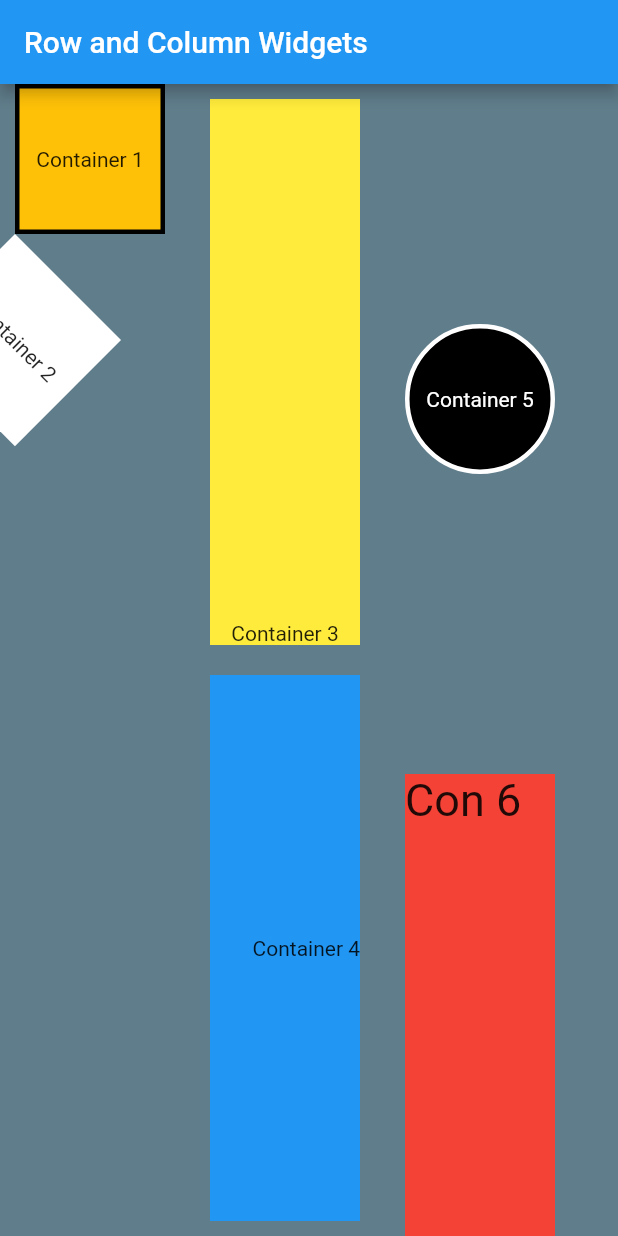
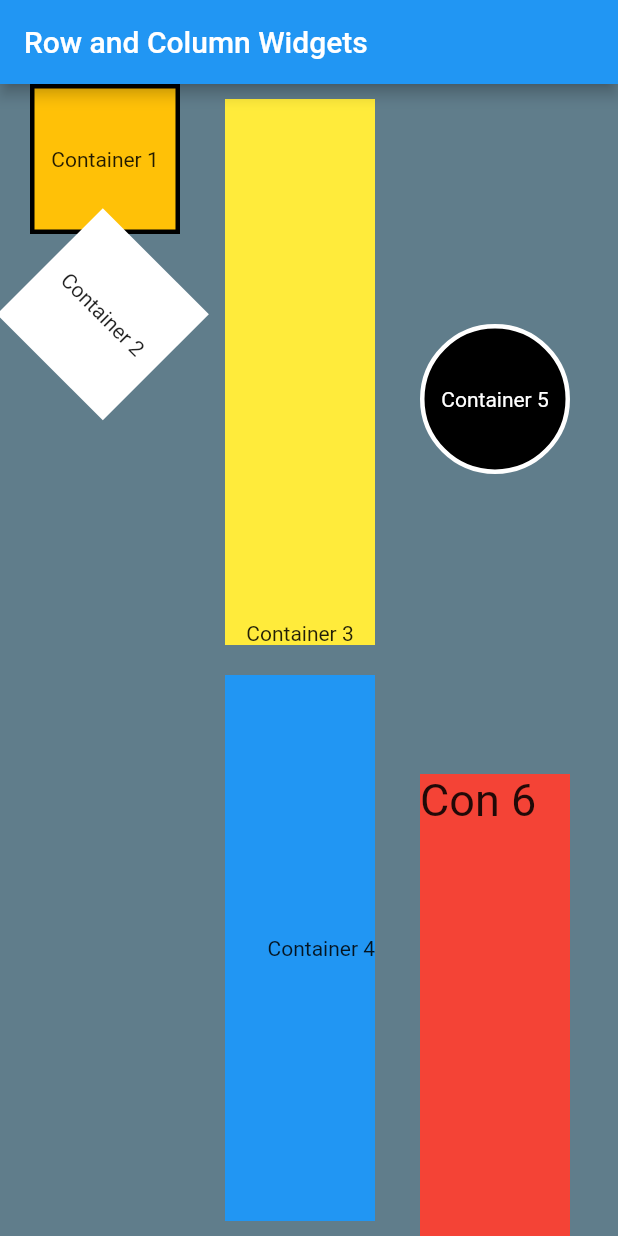
Before and after one commit to Himank-Kadian/Flutter-MobileApps, a Flutter app: the screen it shows after launch, on a phone screen of 412 x 824 dp. Run offline on Flutter 3.47's test engine with Material 2 defaults, Android fonts, the phone set to English and light mode, and no system bars.

Commit message:
Fixed container 2 to overlap with container 1.

```diff
--- a/assignment_1/lib/main.dart
+++ b/assignment_1/lib/main.dart
@@ -1,3 +1,5 @@
+import 'dart:math';
+
 import 'package:flutter/material.dart';
 
 void main() => runApp(MyApp());
@@ -16,13 +18,14 @@ class MyApp extends StatelessWidget {
             Padding(
               padding: const EdgeInsets.fromLTRB(10.0, 0, 10, 0),
               child: Column(
-                crossAxisAlignment: CrossAxisAlignment.center,
-                mainAxisAlignment: MainAxisAlignment.start,
+                //crossAxisAlignment: CrossAxisAlignment.end,
+                //mainAxisAlignment: MainAxisAlignment.start,
                 children: [
                   Container(
                       padding: EdgeInsets.all(10.0),
                       height: 100.0,
                       width: 100.0,
+                      margin: EdgeInsets.only(left: 10),
                       child: Center(
                         child: Text('Container 1'),
                       ),
@@ -31,11 +34,14 @@ class MyApp extends StatelessWidget {
                         shape: BoxShape.rectangle,
                         color: Colors.amber,
                       )),
-                  Container(
+                  Transform.rotate(
+                    angle: pi/4,
+                    child: Container(
                     padding: EdgeInsets.all(10.0),
+                    margin: EdgeInsets.fromLTRB(10,0,0,0),
                     height: 100.0,
                     width: 100.0,
-                      transform: Matrix4.rotationZ((22 / 7) / 4),
+                    //transform: Matrix4.rotationZ((22 / 7) / 4),
                     child: Center(
                       child: Text('Container 2'),
                     ),
@@ -43,6 +49,7 @@ class MyApp extends StatelessWidget {
                       shape: BoxShape.rectangle,
                       color: Colors.white,
                     )),
+                  ),
                 ],
               ),
             ),
```
Lines whose indentation alone changed are shown as unchanged.
